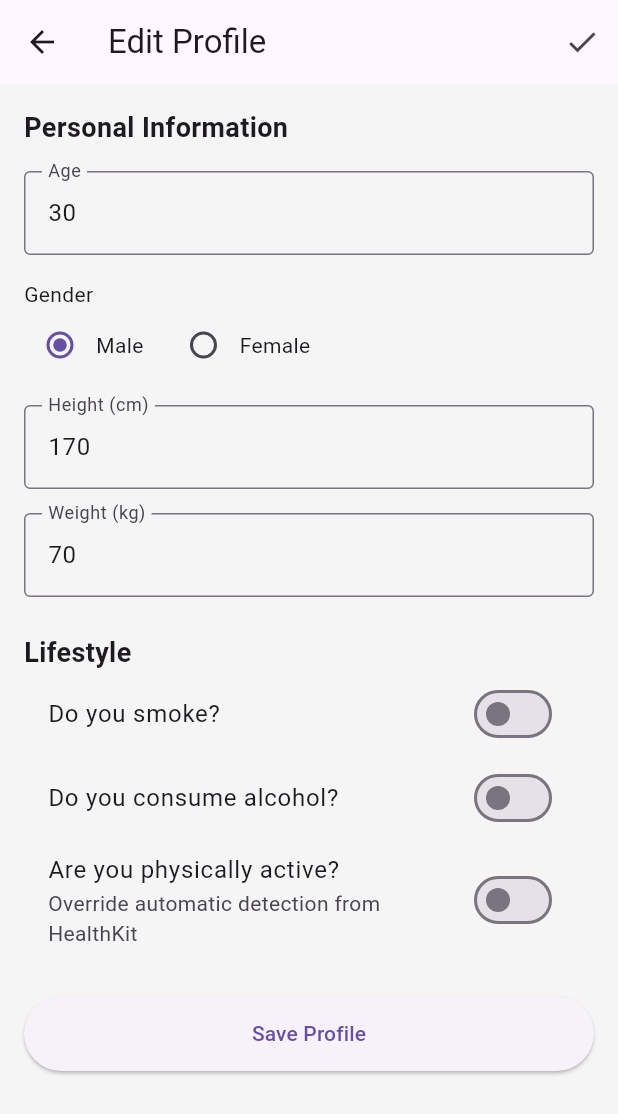
After one commit to yuyuc03/healthkit_testing, a Flutter app: the ProfileEditScreen screen opened directly, on a phone screen of 412 x 824 dp. The commit adds this screen. Shown: the top 1114 px of the screen. Run offline on Flutter 3.47's test engine with Material 3 defaults, Android fonts, the phone set to English and light mode, and no system bars; our stand-ins replace shared_preferences; missing offline and left inert: health, mongo_dart; accounts and stored records are empty.

Commit message:
Done Profile Screen

```diff
--- /dev/null
+++ b/lib/models/user_profile.dart
@@ -0,0 +1,56 @@
+class UserProfile {
+  final String userId;
+  final int age;
+  final int gender;
+  final double height;
+  final double weight;
+  final double bmi;
+  final bool smoke;
+  final bool alco;
+  final bool active;
+
+  UserProfile({
+    required this.userId,
+    required this.age,
+    required this.gender,
+    required this.height,
+    required this.weight,
+    this.bmi = 0,
+    required this.smoke,
+    required this.alco,
+    required this.active,
+  });
+
+  Map<String, dynamic> toMap() {
+    return {
+      'user_id': userId,
+      'age': age,
+      'gender': gender,
+      'height': height,
+      'weight': weight,
+      'bmi': calculateBMI(),
+      'smoke': smoke ? 1 : 0,
+      'alco': alco ? 1 : 0,
+      'active': active ? 1 : 0,
+    };
+  }
+
+  static UserProfile fromMap(Map<String, dynamic> map) {
+    return UserProfile(
+      userId: map['user_id'],
+      age: map['age'],
+      gender: map['gender'],
+      height: map['height'],
+      weight: map['weight'],
+      bmi: map['bmi'] ?? 0,
+      smoke: map['smoke'] == 1,
+      alco: map['alco'] == 1,
+      active: map['active'] == 1,
+    );
+  }
+
+  double calculateBMI() {
+    if (height <= 0) return 0;
+    return weight / ((height / 100) * (height / 100));
+  }
+}
--- /dev/null
+++ b/lib/screens/profile_edit_screen.dart
@@ -0,0 +1,166 @@
+import 'package:flutter/material.dart';
+
+class ProfileEditScreen extends StatefulWidget {
+  @override
+  _UserProfileEditScreenState createState() => _UserProfileEditScreenState();
+}
+
+class _UserProfileEditScreenState extends State<ProfileEditScreen> {
+  late TextEditingController _ageController;
+  late TextEditingController _heightController;
+  late TextEditingController _weightController;
+  int _gender = 1;
+  bool _smoke = false;
+  bool _alco = false;
+  bool _active = false;
+
+  @override
+  void initState() {
+    super.initState();
+    _ageController = TextEditingController(text: '30');
+    _heightController = TextEditingController(text: '170');
+    _weightController = TextEditingController(text: '70');
+    _loadUserData();
+  }
+
+  Future<void> _loadUserData() async {
+    // Load user data from database
+  }
+
+  @override
+  Widget build(BuildContext context) {
+    return Scaffold(
+      appBar: AppBar(
+        title: Text('Edit Profile'),
+        actions: [
+          IconButton(
+            icon: Icon(Icons.check),
+            onPressed: _saveProfile,
+          ),
+        ],
+      ),
+      body: SingleChildScrollView(
+        padding: EdgeInsets.all(16),
+        child: Column(
+          crossAxisAlignment: CrossAxisAlignment.start,
+          children: [
+            Text('Personal Information',
+                style: TextStyle(fontSize: 18, fontWeight: FontWeight.bold)),
+            SizedBox(height: 16),
+            TextField(
+              controller: _ageController,
+              decoration: InputDecoration(
+                labelText: 'Age',
+                border: OutlineInputBorder(),
+              ),
+              keyboardType: TextInputType.number,
+            ),
+            SizedBox(height: 16),
+            Text('Gender'),
+            Row(
+              children: [
+                Radio(
+                  value: 1,
+                  groupValue: _gender,
+                  onChanged: (value) {
+                    setState(() {
+                      _gender = value as int;
+                    });
+                  },
+                ),
+                Text('Male'),
+                SizedBox(width: 16),
+                Radio(
+                  value: 2,
+                  groupValue: _gender,
+                  onChanged: (value) {
+                    setState(() {
+                      _gender = value as int;
+                    });
+                  },
+                ),
+                Text('Female'),
+              ],
+            ),
+            SizedBox(height: 16),
+            TextField(
+              controller: _heightController,
+              decoration: InputDecoration(
+                labelText: 'Height (cm)',
+                border: OutlineInputBorder(),
+              ),
+              keyboardType: TextInputType.number,
+            ),
+            SizedBox(height: 16),
+            TextField(
+              controller: _weightController,
+              decoration: InputDecoration(
+                labelText: 'Weight (kg)',
+                border: OutlineInputBorder(),
+              ),
+              keyboardType: TextInputType.number,
+            ),
+            SizedBox(height: 24),
+            Text('Lifestyle',
+                style: TextStyle(fontSize: 18, fontWeight: FontWeight.bold)),
+            SwitchListTile(
+              title: Text('Do you smoke?'),
+              value: _smoke,
+              onChanged: (value) {
+                setState(() {
+                  _smoke = value;
+                });
+              },
+            ),
+            SwitchListTile(
+              title: Text('Do you consume alcohol?'),
+              value: _alco,
+              onChanged: (value) {
+                setState(() {
+                  _alco = value;
+                });
+              },
+            ),
+            SwitchListTile(
+              title: Text('Are you physically active?'),
+              subtitle: Text('Override automatic detection from HealthKit'),
+              value: _active,
+              onChanged: (value) {
+                setState(() {
+                  _active = value;
+                });
+              },
+            ),
+            SizedBox(height: 24),
+            SizedBox(
+              width: double.infinity,
+              child: ElevatedButton(
+                onPressed: _saveProfile,
+                child: Text('Save Profile'),
+                style: ElevatedButton.styleFrom(
+                  padding: EdgeInsets.symmetric(vertical: 15),
+                ),
+              ),
+            ),
+          ],
+        ),
+      ),
+    );
+  }
+
+  void _saveProfile() {
+    // Save profile data to database
+    ScaffoldMessenger.of(context).showSnackBar(
+      SnackBar(content: Text('Profile updated successfully')),
+    );
+    Navigator.pop(context);
+  }
+
+  @override
+  void dispose() {
+    _ageController.dispose();
+    _heightController.dispose();
+    _weightController.dispose();
+    super.dispose();
+  }
+}
--- a/pubspec.yaml
+++ b/pubspec.yaml
@@ -31,10 +31,11 @@ dependencies:
   flutter:
     sdk: flutter
   health: 11.1.1
-  provider: 6.0.5
+  provider: ^6.1.2
   mongo_dart: 0.9.1
   path: 1.9.0
   http: 1.2.1
+  shared_preferences: 2.2.2
 
   # The following adds the Cupertino Icons font to your application.
   # Use with the CupertinoIcons class for iOS style icons.
```
Also changed, not shown: lib/main.dart (+14 -8 lines), lib/providers/healthkit_provider.dart (added, +92 -0 lines), lib/screens/home_screen.dart (+6 -2 lines), lib/screens/privacy_policy_screen.dart (added, +66 -0 lines), lib/screens/profile_screen.dart (added, +200 -0 lines), lib/services/health_service.dart (+68 -8 lines), pubspec.lock, 17 other files.
